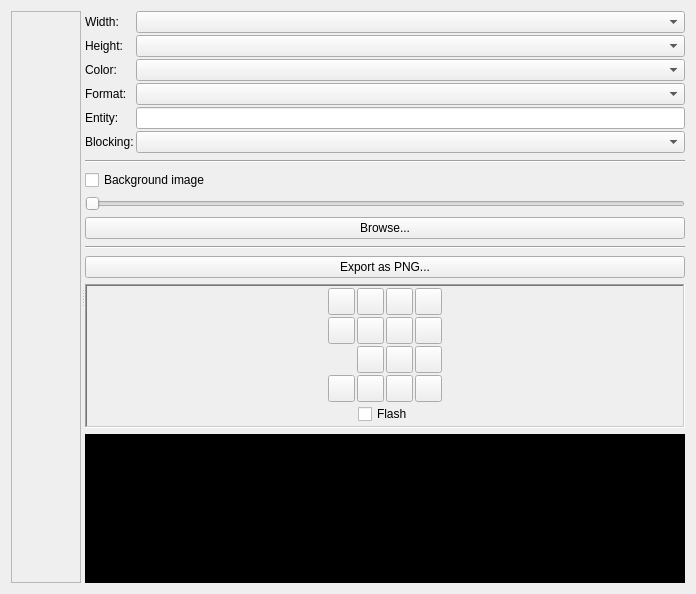
Above: editor/editor/gfx/GfxEditorTab.ui from zapolnov/zxide before the change. Below: the same form after it.
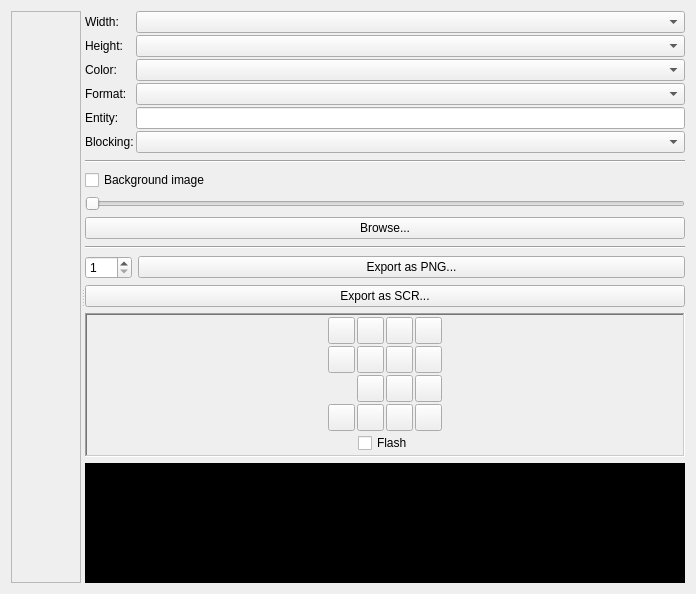
That is the form after the change. Icons and pictures are not drawn. Custom widgets are drawn as their Qt base class.

Commit message: Fix image export.

```diff
--- a/editor/editor/gfx/GfxEditorTab.ui
+++ b/editor/editor/gfx/GfxEditorTab.ui
@@ -222,9 +222,36 @@
         </widget>
        </item>
        <item>
-        <widget class="QPushButton" name="exportImageButton">
+        <layout class="QHBoxLayout" name="exportImageLayout">
+         <item>
+          <widget class="QSpinBox" name="exportImageScale">
+           <property name="minimum">
+            <number>1</number>
+           </property>
+           <property name="maximum">
+            <number>100</number>
+           </property>
+          </widget>
+         </item>
+         <item>
+          <widget class="QPushButton" name="exportImageButton">
+           <property name="sizePolicy">
+            <sizepolicy hsizetype="Expanding" vsizetype="Fixed">
+             <horstretch>0</horstretch>
+             <verstretch>0</verstretch>
+            </sizepolicy>
+           </property>
+           <property name="text">
+            <string>Export as PNG...</string>
+           </property>
+          </widget>
+         </item>
+        </layout>
+       </item>
+       <item>
+        <widget class="QPushButton" name="exportScreenButton">
          <property name="text">
-          <string>Export as PNG...</string>
+          <string>Export as SCR...</string>
          </property>
         </widget>
        </item>
@@ -597,8 +624,8 @@
            <rect>
             <x>0</x>
             <y>0</y>
-            <width>598</width>
-            <height>131</height>
+            <width>610</width>
+            <height>117</height>
            </rect>
           </property>
           <property name="text">
```
Left out of the diff: 6 changed lines with no effect on the pictures. The commit also changes 2 other files.
